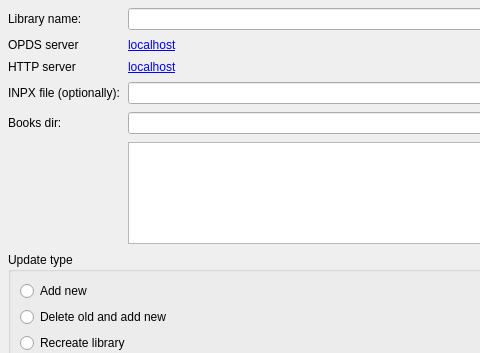
First picture: the form in freeLib/src/addlibrary.ui, repository vpoluyaktov/freeLib, before the edit; both pictures show x 0 to 480 and y 0 to 353 of the 705 by 569 pixel window.
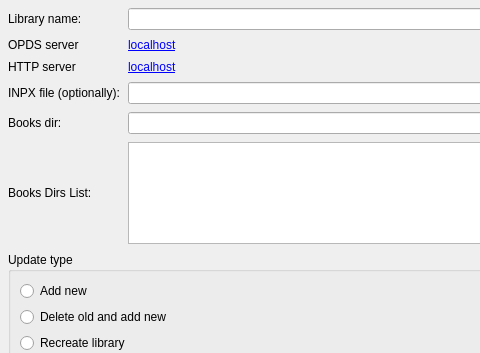
Second picture: the form after the edit. Icons and pictures are not drawn.

Commit message: New (AddLibrary): Добавлена метка для списка каталогов книг.

The edit to the form file:
```diff
--- a/freeLib/src/addlibrary.ui
+++ b/freeLib/src/addlibrary.ui
@@ -194,6 +194,13 @@
        </property>
       </widget>
      </item>
+     <item row="5" column="0">
+      <widget class="QLabel" name="label">
+       <property name="text">
+        <string>Books Dirs List:</string>
+       </property>
+      </widget>
+     </item>
     </layout>
    </item>
    <item>
```
